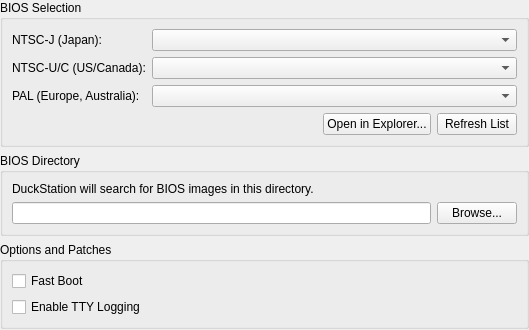
Above: src/duckstation-qt/biossettingswidget.ui from kofxi3584karlayang/duckstation before the change. Below: the same form after it.
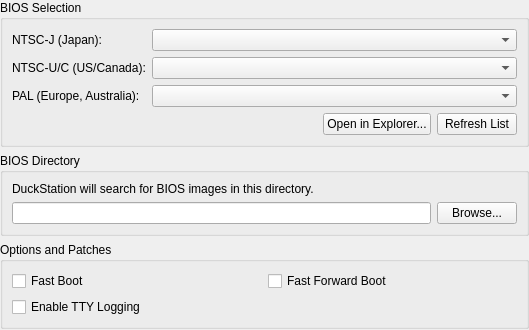
That is the form after the change.

Commit message: System: Add 'Fast Forward Boot' option

Diff of the .ui file:
```diff
--- a/src/duckstation-qt/biossettingswidget.ui
+++ b/src/duckstation-qt/biossettingswidget.ui
@@ -152,21 +152,28 @@
      <property name="title">
       <string>Options and Patches</string>
      </property>
-     <layout class="QVBoxLayout" name="verticalLayout">
-      <item>
+     <layout class="QGridLayout" name="gridLayout_2">
+      <item row="0" column="0">
        <widget class="QCheckBox" name="fastBoot">
         <property name="text">
          <string>Fast Boot</string>
         </property>
        </widget>
       </item>
-      <item>
+      <item row="1" column="0">
        <widget class="QCheckBox" name="enableTTYLogging">
         <property name="text">
          <string>Enable TTY Logging</string>
         </property>
        </widget>
       </item>
+      <item row="0" column="1">
+       <widget class="QCheckBox" name="fastForwardBoot">
+        <property name="text">
+         <string>Fast Forward Boot</string>
+        </property>
+       </widget>
+      </item>
      </layout>
     </widget>
    </item>
```
Left out of the diff: 4 changed lines with no effect on the pictures. The commit also changes 7 other files.
